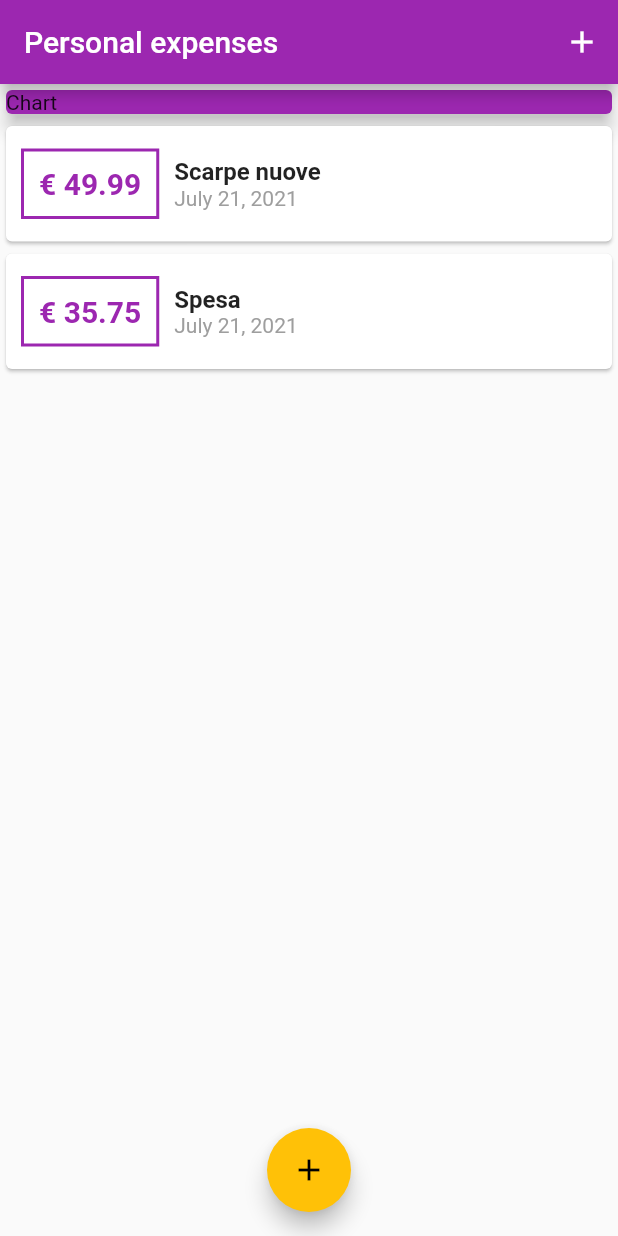
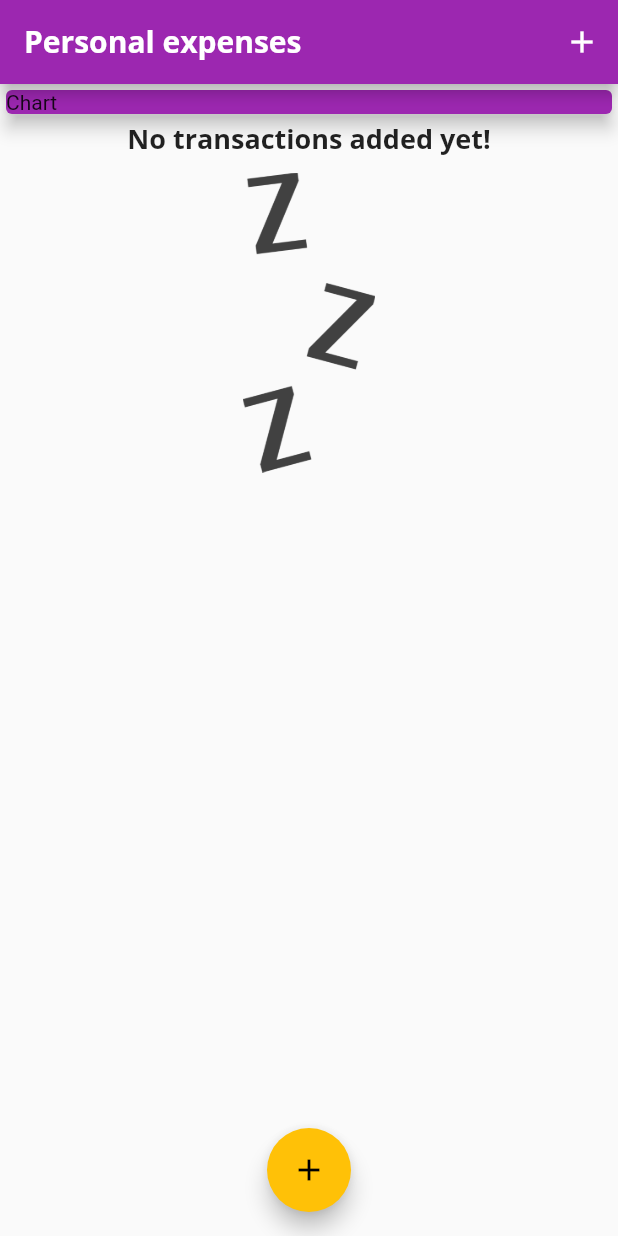
Before and after one commit to PatrizioG/flutter_personal_expense, a Flutter app: the screen it shows after launch, on a phone screen of 412 x 824 dp. Run offline on Flutter 3.47's test engine with Material 2 defaults, Android fonts, the light colour scheme and no system bars.

Commit message:
Aggiunti font e immagine

```diff
--- a/lib/main.dart
+++ b/lib/main.dart
@@ -17,6 +17,23 @@ class MyApp extends StatelessWidget {
       theme: ThemeData(
         primarySwatch: Colors.purple,
         accentColor: Colors.amber,
+        fontFamily: 'Quicksand',
+        textTheme: ThemeData.light().textTheme.copyWith(
+          headline6: TextStyle(
+              fontFamily: 'OpenSans',
+              fontSize: 18,
+              fontWeight: FontWeight.bold
+          ),
+        ),
+        appBarTheme: AppBarTheme(
+          textTheme: ThemeData.light().textTheme.copyWith(
+            headline6: TextStyle(
+              fontFamily: 'OpenSans',
+              fontSize: 20,
+              fontWeight: FontWeight.bold
+            ),
+          ),
+        ),
       ),
       home: MyHomePage(),
     );
@@ -31,10 +48,11 @@ class MyHomePage extends StatefulWidget {
 }
 
 class _MyHomePageState extends State<MyHomePage> {
+
   final List<Transaction> _transactions = [
-    Transaction(
+    /*Transaction(
         id: "t1", title: "Scarpe nuove", amount: 49.99, date: DateTime.now()),
-    Transaction(id: "t2", title: "Spesa", amount: 35.75, date: DateTime.now()),
+    Transaction(id: "t2", title: "Spesa", amount: 35.75, date: DateTime.now()),*/
   ];
 
   @override
@@ -45,7 +63,7 @@ class _MyHomePageState extends State<MyHomePage> {
             onPressed: () => _startAddNewTransaction(context),
             child: Icon(Icons.add)),
         appBar: AppBar(
-          title: Text('Personal expenses'),
+          title: Text('Personal expenses',),
           actions: [
             IconButton(
                 onPressed: () => _startAddNewTransaction(context),
--- a/lib/widgets/transaction_list.dart
+++ b/lib/widgets/transaction_list.dart
@@ -12,7 +12,19 @@ class TransactionList extends StatelessWidget {
   Widget build(BuildContext context) {
     return Container(
       height: 300,
-      child: ListView.builder(
+      child: transactions.isEmpty
+          ? Column(
+        children: [
+          Text('No transactions added yet!',
+          style: Theme.of(context).textTheme.headline6,),
+          SizedBox(height:10),
+          Container(
+            height: 200,
+            child: Image.asset('assets/images/waiting.png'),
+          ),
+        ],
+      )
+          : ListView.builder(
               itemCount: transactions.length,
               itemBuilder: (ctx, index) {
                 return Card(
@@ -26,22 +38,25 @@ class TransactionList extends StatelessWidget {
                               fontSize: 20,
                               color: Theme.of(context).primaryColor),
                         ),
-                    margin: EdgeInsets.symmetric(horizontal: 10, vertical: 15),
+                        margin:
+                            EdgeInsets.symmetric(horizontal: 10, vertical: 15),
                         decoration: BoxDecoration(
-                        border: Border.all(width: 2, color: Theme.of(context).primaryColor)),
+                            border: Border.all(
+                                width: 2,
+                                color: Theme.of(context).primaryColor)),
                         padding: EdgeInsets.all(10),
                       ),
                       Column(
                         crossAxisAlignment: CrossAxisAlignment.start,
                         children: [
-                      Text(
-                        transactions[index].title,
-                        style:
-                        TextStyle(fontWeight: FontWeight.bold, fontSize: 16),
+                          Text(transactions[index].title,
+                              style: Theme.of(context).textTheme.headline6
+                              //TextStyle(fontWeight: FontWeight.bold, fontSize: 16),
                               ),
                           Text(
                             //DateFormat.yMMMMd("it_IT").format(tx.date),
-                        DateFormat.yMMMMd().format(transactions[index].date),
+                            DateFormat.yMMMMd()
+                                .format(transactions[index].date),
                             style: TextStyle(
                               color: Colors.grey,
                             ),
```
Also changed, not shown: pubspec.yaml (+13 -8 lines), assets/fonts/OpenSans-Bold.ttf (added), assets/fonts/OpenSans-Regular.ttf (added), assets/fonts/Quicksand-Bold.ttf (added), assets/fonts/Quicksand-Light.ttf (added), assets/fonts/Quicksand-Medium.ttf (added), assets/fonts/Quicksand-Regular.ttf (added), assets/images/waiting.png (added). Lines whose indentation alone changed are shown as unchanged.
